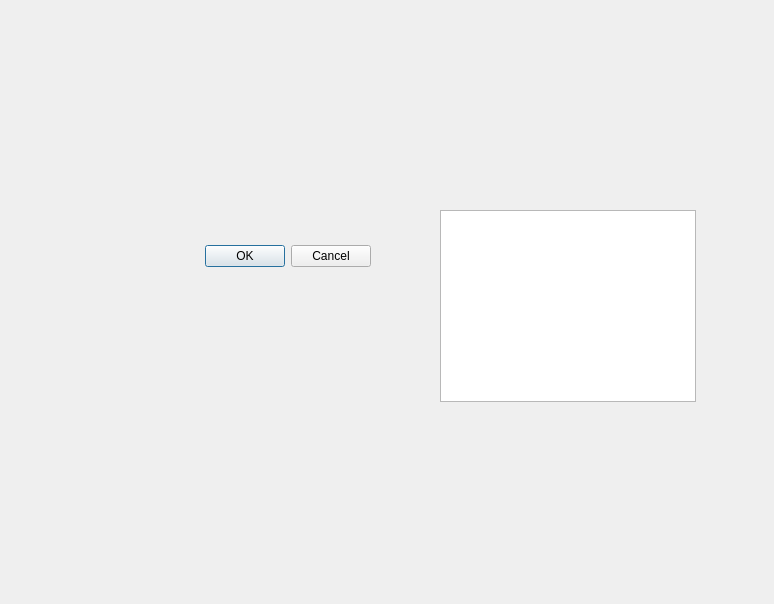
This is FederationUI.ui in Brad-McCausland/Federation_Pol as Qt 5 draws it before an edit. The edited form follows.
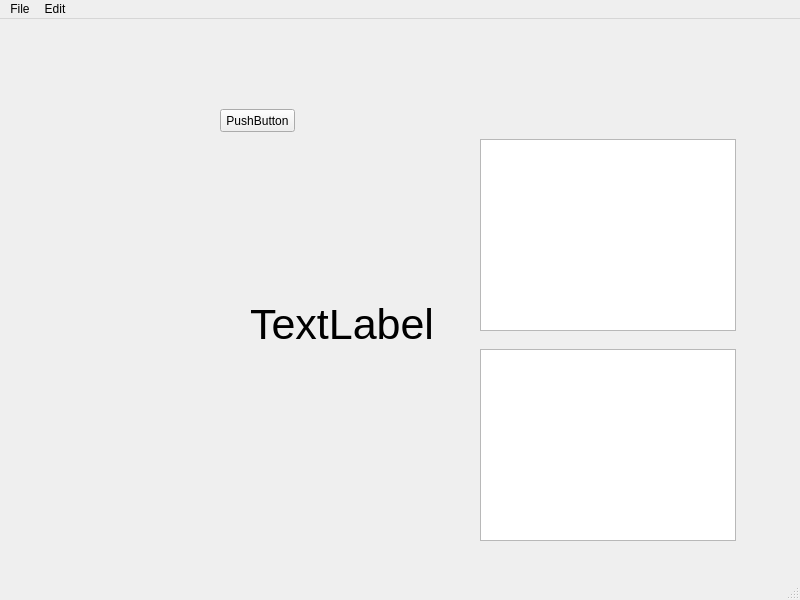
This is the edited form.

Commit message: Added ui from qt designer. Integrated with model objects.

The edit to the form file:
```diff
--- a/FederationUI.ui
+++ b/FederationUI.ui
@@ -1,44 +1,115 @@
 <?xml version="1.0" encoding="UTF-8"?>
 <ui version="4.0">
- <class>Dialog</class>
- <widget class="QDialog" name="Dialog">
+ <class>MainWindow</class>
+ <widget class="QMainWindow" name="MainWindow">
   <property name="geometry">
    <rect>
     <x>0</x>
     <y>0</y>
-    <width>774</width>
-    <height>604</height>
+    <width>800</width>
+    <height>600</height>
    </rect>
   </property>
   <property name="windowTitle">
    <string>Dialog</string>
   </property>
-  <widget class="QDialogButtonBox" name="buttonBox">
+  <widget class="QWidget" name="centralwidget">
+   <widget class="QLabel" name="label">
+    <property name="geometry">
+     <rect>
+      <x>250</x>
+      <y>220</y>
+      <width>441</width>
+      <height>171</height>
+     </rect>
+    </property>
+    <property name="font">
+     <font>
+      <pointsize>32</pointsize>
+     </font>
+    </property>
+    <property name="text">
+     <string>TextLabel</string>
+    </property>
+   </widget>
+   <widget class="QPushButton" name="pushButton">
+    <property name="geometry">
+     <rect>
+      <x>220</x>
+      <y>90</y>
+      <width>75</width>
+      <height>23</height>
+     </rect>
+    </property>
+    <property name="text">
+     <string>PushButton</string>
+    </property>
+    <property name="autoDefault">
+     <bool>true</bool>
+    </property>
+   </widget>
+   <widget class="QTreeView" name="NationTreeView">
+    <property name="geometry">
+     <rect>
+      <x>480</x>
+      <y>120</y>
+      <width>256</width>
+      <height>192</height>
+     </rect>
+    </property>
+   </widget>
+   <widget class="QListView" name="NationListView">
+    <property name="geometry">
+     <rect>
+      <x>480</x>
+      <y>330</y>
+      <width>256</width>
+      <height>192</height>
+     </rect>
+    </property>
+   </widget>
+  </widget>
+  <widget class="QMenuBar" name="menubar">
    <property name="geometry">
     <rect>
-     <x>170</x>
-     <y>240</y>
-     <width>201</width>
-     <height>32</height>
+     <x>0</x>
+     <y>0</y>
+     <width>800</width>
+     <height>22</height>
     </rect>
    </property>
-   <property name="orientation">
-    <enum>Qt::Horizontal</enum>
+   <widget class="QMenu" name="menuFile">
+    <property name="title">
+     <string>File</string>
+    </property>
+    <addaction name="actionSave"/>
+    <addaction name="actionLoad"/>
+   </widget>
+   <widget class="QMenu" name="menuEdit">
+    <property name="title">
+     <string>Edit</string>
+    </property>
+   </widget>
+   <addaction name="menuFile"/>
+   <addaction name="menuEdit"/>
+  </widget>
+  <widget class="QStatusBar" name="statusbar"/>
+  <action name="actionSave">
+   <property name="text">
+    <string>Save</string>
    </property>
-   <property name="standardButtons">
-    <set>QDialogButtonBox::Cancel|QDialogButtonBox::Ok</set>
+   <property name="statusTip">
+    <string>Save simulation</string>
    </property>
-  </widget>
-  <widget class="QListView" name="NationList">
-   <property name="geometry">
-    <rect>
-     <x>440</x>
-     <y>210</y>
-     <width>256</width>
-     <height>192</height>
-    </rect>
+   <property name="shortcut">
+    <string>Ctrl+S</string>
    </property>
-  </widget>
+  </action>
+  <action name="actionLoad">
+   <property name="text">
+    <string>Load</string>
+   </property>
+  </action>
  </widget>
  <resources/>
  <connections>
```
Left out of the diff: 37 changed lines with no effect on the pictures. The commit also changes 7 other files.
